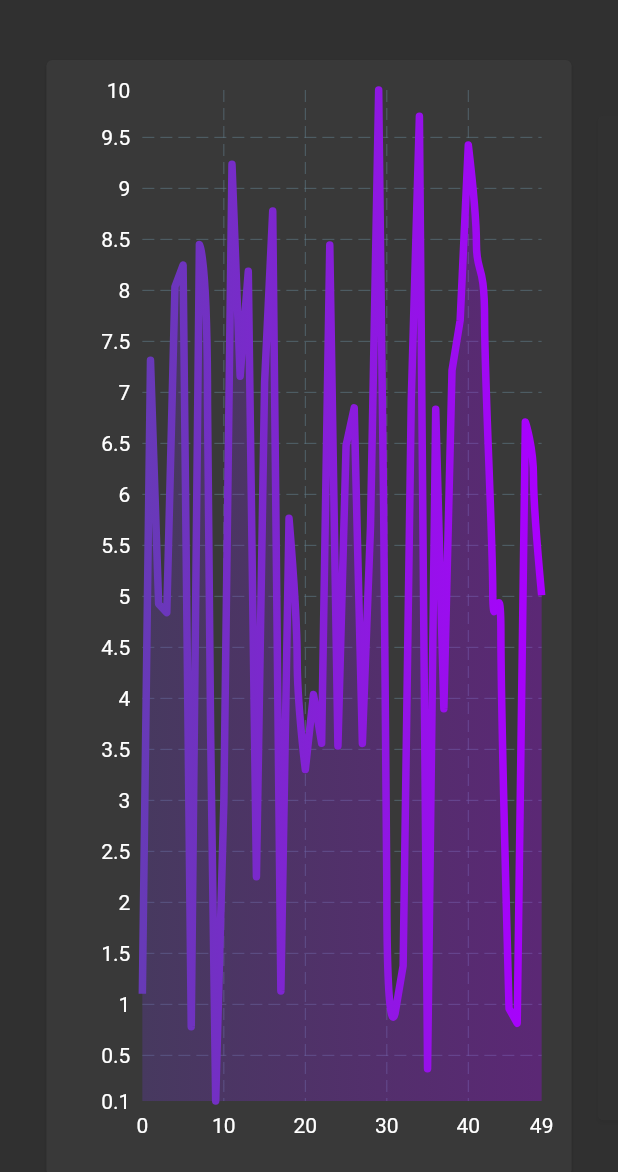
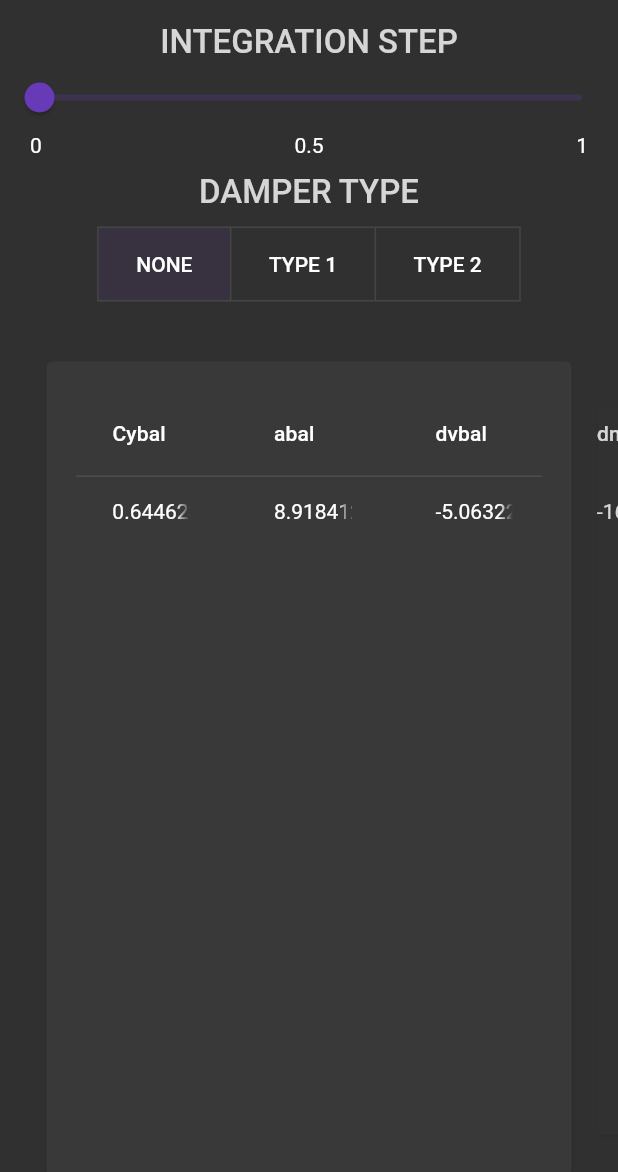
Before and after one commit to Metal666-NAU/MMDS, a Flutter app: the screen it shows after launch, on a phone screen of 412 x 824 dp. Shown: the top 1172 px of the screen. Run offline on Flutter 3.47's test engine with Material 2 defaults, Android fonts, the light colour scheme and no system bars; drawn by our look-alikes of card_swiper, fl_chart; our stand-ins replace flutter_bloc.

Commit message:
Fixed calculation logic, added tables

```diff
--- a/lib/bloc/root/bloc.dart
+++ b/lib/bloc/root/bloc.dart
@@ -1,5 +1,5 @@
 import 'package:flutter_bloc/flutter_bloc.dart';
-import 'package:lab2_1/data/calculations_repository.dart';
+import '../../data/calculations_repository.dart';
 
 import 'events.dart';
 import 'state.dart';
@@ -11,22 +11,22 @@ class RootBloc extends Bloc<RootEvent, RootState> {
     on<AppLoaded>((event, emit) =>
         emit(RootState(results: _calculationsRepository.calculate())));
     on<IntegrationStepChanged>((event, emit) {
+      double integrationStep = event.integrationStep.clamp(0.001, 1);
+
       emit(state.copyWith(
-        integrationStep: () => event.integrationStep,
+        integrationStep: () => integrationStep,
         results: () => _calculationsRepository.calculate(
-          integrationStep: event.integrationStep,
+          integrationStep: integrationStep,
           damper: state.damper,
         ),
       ));
     });
-    on<DamperTypeChanged>((event, emit) {
-      emit(state.copyWith(
-        damper: () => event.damper,
-        results: () => _calculationsRepository.calculate(
-          integrationStep: state.integrationStep,
-          damper: event.damper,
-        ),
-      ));
-    });
+    on<DamperTypeChanged>((event, emit) => emit(state.copyWith(
+          damper: () => event.damper,
+          results: () => _calculationsRepository.calculate(
+            integrationStep: state.integrationStep,
+            damper: event.damper,
+          ),
+        )));
   }
 }
--- a/lib/bloc/root/state.dart
+++ b/lib/bloc/root/state.dart
@@ -1,4 +1,4 @@
-import 'package:lab2_1/data/calculations_repository.dart';
+import '../../data/calculations_repository.dart';
 
 class RootState {
   final double integrationStep;
@@ -7,7 +7,7 @@ class RootState {
   final CalculationResults? results;
 
   RootState({
-    this.integrationStep = 0.01,
+    this.integrationStep = 0.001,
     this.damper = Damper.none,
     this.results,
   });
--- a/lib/data/calculations_repository.dart
+++ b/lib/data/calculations_repository.dart
@@ -1,13 +1,8 @@
 class CalculationsRepository {
-  //final int Q = 41;
-
   CalculationResults calculate({
     double integrationStep = 0.01,
     Damper damper = Damper.none,
   }) {
-    final List<double> x = [];
-    final List<double> y = [];
-
     const double wingArea = 201.45;
     const double wingChord = 5.285;
     const double planeWeight = 73000;
@@ -40,8 +35,6 @@ class CalculationsRepository {
     double elapsedTime = 0;
     double displayTime = 0;
 
-    int aa = 0;
-
     const double sigmany =
         (maz / cay) + (p * wingArea * wingChord * mwzz / (2 * m));
     const double cybal = 2 * planeWeight / (wingArea * p * v * v);
@@ -66,10 +59,8 @@ class CalculationsRepository {
     const double c9 = (cdby * wingArea * p * v) / (m * 2);
     const double c16 = v / (57.3 * gravity);
 
-    for (int i = 0; i < 5; i++) {
-      x[i] = 0;
-      y[i] = 0;
-    }
+    final List<double> x = List.filled(5, 0);
+    final List<double> y = List.filled(5, 0);
 
     while (elapsedTime < flightDuration) {
       for (int a = 0; a <= (flightDuration / integrationStep); a++) {
@@ -106,14 +97,13 @@ class CalculationsRepository {
         }
 
         if (elapsedTime >= displayTime) {
-          results.t[aa] = elapsedTime;
-          results.xb[aa] = xv;
-          results.dv[aa] = dv;
-          results.y2[aa] = y[2];
-          results.y3[aa] = y[3];
-          results.ny[aa] = ny;
+          results.t.add(elapsedTime);
+          results.xb.add(xv);
+          results.dv.add(dv);
+          results.y2.add(y[2]);
+          results.y3.add(y[3]);
+          results.ny.add(ny);
           displayTime = displayTime + displayStep;
-          aa++;
         }
         elapsedTime = elapsedTime + integrationStep;
       }
--- a/lib/main.dart
+++ b/lib/main.dart
@@ -1,6 +1,6 @@
 import 'package:flutter/material.dart';
 import 'package:flutter_bloc/flutter_bloc.dart';
-import 'package:lab2_1/bloc/root/events.dart';
+import 'bloc/root/events.dart';
 
 import 'bloc/root/bloc.dart';
 import 'data/calculations_repository.dart';
@@ -22,6 +22,12 @@
           onBackground: Colors.grey[300]!,
           surface: Colors.grey[850]!,
           onSurface: Colors.grey[300]!,
+        ),
+        textTheme: TextTheme(
+          bodyLarge: TextStyle(
+            fontSize: 22,
+            color: Colors.grey[350],
+          ),
         ),
       ),
     ));
@@ -45,7 +51,7 @@
               create: (context) =>
                   RootBloc(context.read<CalculationsRepository>())
                     ..add(AppLoaded()),
-              child: Root(),
+              child: const Root(),
             ),
           ),
         ),
--- a/lib/views/root.dart
+++ b/lib/views/root.dart
@@ -1,21 +1,24 @@
-import 'dart:math';
-
 import 'package:card_swiper/card_swiper.dart';
 import 'package:fl_chart/fl_chart.dart';
 import 'package:flutter/material.dart';
 import 'package:flutter_bloc/flutter_bloc.dart';
+import '../bloc/root/events.dart';
+import '../data/calculations_repository.dart';
 
 import '../bloc/root/bloc.dart';
 import '../bloc/root/state.dart';
 import 'swiper/controls_plugin.dart';
 
 class Root extends StatelessWidget {
-  final Random _random = Random();
-
-  Root({Key? key}) : super(key: key);
+  const Root({Key? key}) : super(key: key);
 
   @override
-  Widget build(BuildContext context) => Swiper.children(
+  Widget build(BuildContext context) => Column(
+        children: <Widget>[
+          _integrationStepSlider(),
+          _damperTypeSelector(),
+          Expanded(
+            child: Swiper.children(
               plugins: <SwiperPlugin>[ControlsPlugin()],
               fade: 0.2,
               scale: 0.9,
@@ -24,23 +27,171 @@ class Root extends StatelessWidget {
               duration: 400,
               viewportFraction: 0.85,
               children: <Widget>[
+                _graph1(),
+                _graph2(),
                 _graph3(),
-          _graph3(),
-          _graph3(),
-        ]
-            .map((widget) => Card(
+              ].map((widget) {
+                return Card(
                   margin: const EdgeInsets.symmetric(vertical: 40),
                   child: Padding(
                     padding: const EdgeInsets.all(20),
                     child: widget,
                   ),
+                );
+              }).toList(),
+            ),
+          ),
+        ],
+      );
+
+  Widget _integrationStepSlider() => BlocBuilder<RootBloc, RootState>(
+        builder: (context, state) => Column(
+          children: <Widget>[
+            const SizedBox(height: 15),
+            Text(
+              'INTEGRATION STEP',
+              style: Theme.of(context).textTheme.bodyLarge,
+            ),
+            Slider(
+              value: state.integrationStep,
+              min: 0,
+              max: 1,
+              divisions: 1000,
+              label: state.integrationStep
+                  .toStringAsFixed(3)
+                  .replaceFirst(RegExp(r'\.?0*$'), ''),
+              onChanged: (value) =>
+                  context.read<RootBloc>().add(IntegrationStepChanged(value)),
+            ),
+            Padding(
+              padding: const EdgeInsets.symmetric(horizontal: 20),
+              child: Row(
+                mainAxisAlignment: MainAxisAlignment.spaceBetween,
+                children: const <Widget>[
+                  Text('0'),
+                  Text('0.5'),
+                  Text('1'),
+                ],
+              ),
+            ),
+          ],
+        ),
+      );
+
+  Widget _damperTypeSelector() => BlocBuilder<RootBloc, RootState>(
+        builder: (context, state) => Column(
+          children: <Widget>[
+            Padding(
+              padding: const EdgeInsets.all(10),
+              child: Text(
+                'DAMPER TYPE',
+                style: Theme.of(context).textTheme.bodyLarge,
+              ),
+            ),
+            ToggleButtons(
+              children: <String>[
+                'NONE',
+                'TYPE 1',
+                'TYPE 2',
+              ]
+                  .map((string) => Padding(
+                        padding: const EdgeInsets.symmetric(
+                          vertical: 5,
+                          horizontal: 25,
+                        ),
+                        child: Text(
+                          string,
+                          style: Theme.of(context).textTheme.button,
+                        ),
                       ))
                   .toList(),
+              isSelected:
+                  Damper.values.map((value) => value == state.damper).toList(),
+              onPressed: (index) => context
+                  .read<RootBloc>()
+                  .add(DamperTypeChanged(Damper.values[index])),
+            )
+          ],
+        ),
       );
 
-  Widget _graph1() => Table();
+  Widget _graph1() => BlocBuilder<RootBloc, RootState>(
+        buildWhen: (previous, current) => current.results != null,
+        builder: (context, state) => _tableGraph(
+          columns: const <Widget>[
+            Text('Cybal'),
+            Text('abal'),
+            Text('dvbal'),
+            Text('dnyv'),
+          ],
+          rows: <List<String>>[
+            <String>[
+              state.results!.cybal.toString(),
+              state.results!.abal.toString(),
+              state.results!.dvbal.toString(),
+              state.results!.dnyv.toString(),
+            ],
+          ],
+        ),
+      );
 
-  Widget _graph2() => Table();
+  Widget _graph2() => BlocBuilder<RootBloc, RootState>(
+        buildWhen: (previous, current) => current.results != null,
+        builder: (context, state) => _tableGraph(
+          columns: const <Widget>[
+            Text('T'),
+            Text('Xb'),
+            Text('Dv'),
+            Text('Y3'),
+            Text('Y4'),
+            Text('NY'),
+          ],
+          rows: List.generate(
+            state.results!.t.length,
+            (index) => <String>[
+              state.results!.t[index].toString(),
+              state.results!.xb[index].toString(),
+              state.results!.dv[index].toString(),
+              state.results!.y2[index].toString(),
+              state.results!.y3[index].toString(),
+              state.results!.ny[index].toString(),
+            ],
+          ),
+        ),
+      );
+
+  Widget _tableGraph({
+    required List<Widget> columns,
+    required List<List<String>> rows,
+  }) =>
+      LayoutBuilder(
+        builder: (
+          BuildContext context,
+          BoxConstraints constraints,
+        ) =>
+            SingleChildScrollView(
+          primary: false,
+          scrollDirection: Axis.vertical,
+          child: DataTable(
+            columns:
+                columns.map((column) => DataColumn(label: column)).toList(),
+            rows: rows
+                .map((row) => DataRow(
+                    cells: row
+                        .map((cell) => DataCell(SizedBox(
+                              width: constraints.maxWidth / row.length / 1.5,
+                              child: Text(
+                                cell,
+                                maxLines: 1,
+                                softWrap: false,
+                                overflow: TextOverflow.fade,
+                              ),
+                            )))
+                        .toList()))
+                .toList(),
+          ),
+        ),
+      );
 
   Widget _graph3() => BlocBuilder<RootBloc, RootState>(
         builder: (context, state) {
@@ -80,14 +231,11 @@ class Root extends StatelessWidget {
               clipData: FlClipData.all(),
               lineBarsData: <LineChartBarData>[
                 LineChartBarData(
-                  spots: List.generate(
-                    50,
-                    (index) =>
-                        FlSpot(index.toDouble(), _random.nextDouble() * 10),
-                  ),
+                  spots: state.results?.t
+                      .map<FlSpot>((element) => FlSpot(element,
+                          state.results!.ny[state.results!.t.indexOf(element)]))
+                      .toList(),
                   barWidth: 5,
-                  isCurved: true,
-                  preventCurveOverShooting: true,
                   dotData: FlDotData(
                     show: false,
                   ),
```
Lines whose indentation alone changed are shown as unchanged.
